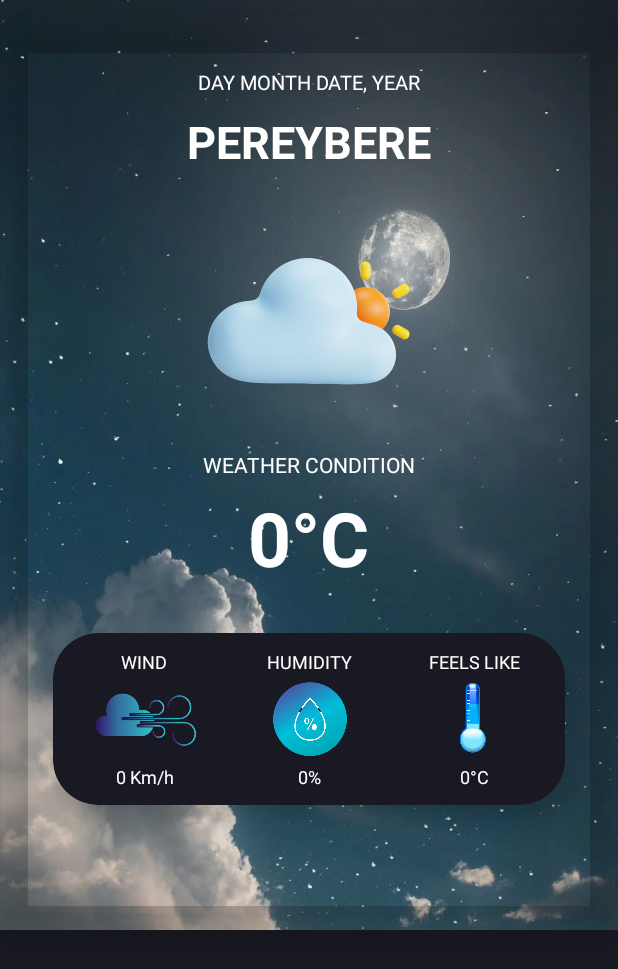
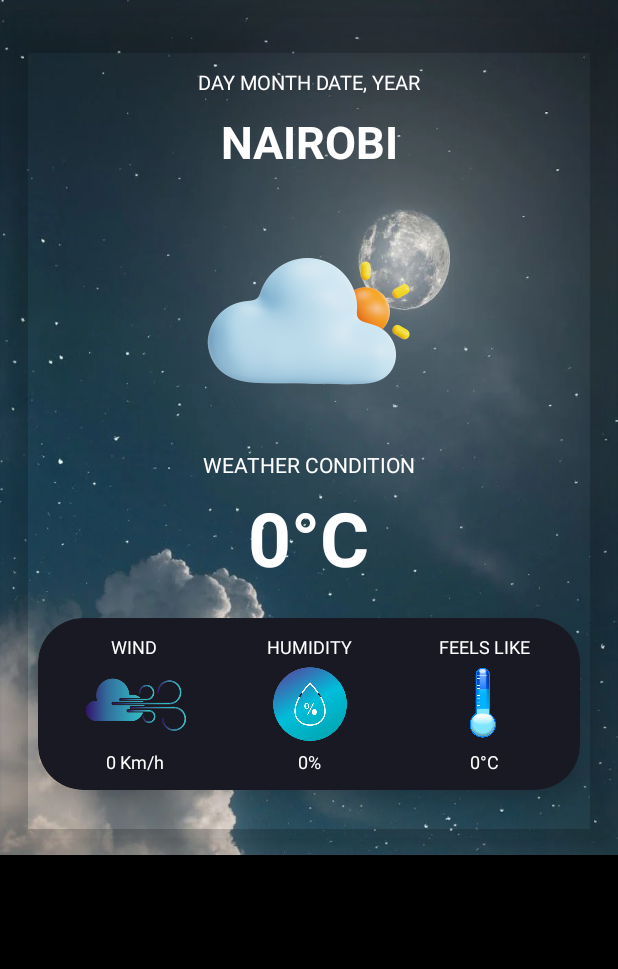
Before and after one commit to githiomi/Global_Weather, an Android app: the screen it shows after launch (MainActivity), on a phone screen of 412 x 824 dp. Shown: the top 969 px of the screen. Run offline under Robolectric (Android 15) with nearby library versions, the phone set to English and light mode, and no system bars; our stand-ins replace Picasso, Volley; network calls fail; pictures from the network do not load.

```diff
--- a/app/src/main/java/githiomi/dhosiolux/globalweather/MainActivity.java
+++ b/app/src/main/java/githiomi/dhosiolux/globalweather/MainActivity.java
@@ -102,7 +102,7 @@ public class MainActivity extends AppCompatActivity {
 //        cityName = getCityName(currentLocation.getLongitude(), currentLocation.getLatitude());
 
         // Use the city name to get weather information
-        getWeatherData("Pereybere");
+        getWeatherData("Nairobi");
 
     }
 
@@ -174,13 +174,9 @@ public class MainActivity extends AppCompatActivity {
         // Request Queue
         RequestQueue queue = Volley.newRequestQueue(MainActivity.this);
 
-        Log.d(TAG, "getWeatherData: URL " + APIUrl);
-
         JsonObjectRequest jsonRequest = new JsonObjectRequest(Request.Method.GET, APIUrl, null, response -> {
 
             Toast.makeText(MainActivity.this, "Fetched data", Toast.LENGTH_SHORT).show();
-            Log.d(TAG, "getWeatherData: DATA --- " + response.toString());
-            Log.d(TAG, "getWeatherData: URL " + APIUrl);
 
             // Clear arraylist of previous data
             forecastItemList = new ArrayList<>();
@@ -200,7 +196,7 @@ public class MainActivity extends AppCompatActivity {
                 // Load background image based on day/night
                 int isDay = response.getJSONObject("current").getInt("is_day");
 
-                if (isDay == 0) {
+                if (isDay == 1) {
                     relativeLayout.setBackgroundResource(R.drawable.day_sky);
                 } else {
                     relativeLayout.setBackgroundResource(R.drawable.night_sky);
@@ -222,28 +218,20 @@ public class MainActivity extends AppCompatActivity {
                 Picasso.get().load(fullIconUrl).into(weatherImage);
 
                 // Get Forecast Data
-                for (int i = 0; i < 6; i++) {
+                for (int i = 0; i < 5; i++) {
 
-                    String day = "Day " + (i + 1);
+                    String day = Integer.toString(i + 1);
 
                     JSONArray forecastDay = response.getJSONObject("forecast").getJSONArray("forecastday");
                     String forecastIconUrl = forecastDay.getJSONObject(i).getJSONObject("day").getJSONObject("condition").getString("icon");
                     String forecastTemp = Integer.toString(forecastDay.getJSONObject(i).getJSONObject("day").getInt("avgtemp_c")) + "°C";
 
-                    Log.d(TAG, "getWeatherData: " + day + " " + forecastIconUrl + " " + forecastTemp);
                     // Create new forecast items
                     forecastItemList.add(new ForecastItem(day, forecastIconUrl, forecastTemp));
                 }
 
-                Log.d(TAG, "getWeatherData: Forecast List Items " + forecastItemList);
-
-                // Init the adapter
-                ForecastAdapter adapter = new ForecastAdapter(forecastItemList, MainActivity.this);
-
-                // Recycler view
-                forecastRecycler.setAdapter(adapter);
-                forecastRecycler.setLayoutManager(new GridLayoutManager(MainActivity.this, 5, GridLayoutManager.HORIZONTAL, false));
-                forecastRecycler.setHasFixedSize(true);
+                // Set up adapter
+                setUpAdapter();
 
             } catch (JSONException e) {
                 e.printStackTrace();
@@ -251,8 +239,7 @@ public class MainActivity extends AppCompatActivity {
 
         }, error -> {
 
-            Toast.makeText(MainActivity.this, "Could not fetch data", Toast.LENGTH_SHORT).show();
-            Log.d(TAG, "getWeatherData: URL " + APIUrl);
+            Toast.makeText(MainActivity.this, "Could not fetch data. Check your internet connection", Toast.LENGTH_SHORT).show();
 
         });
 
@@ -289,18 +276,16 @@ public class MainActivity extends AppCompatActivity {
     }
 
     /**
-     * To set up the adapter to the recycler view
-     *
-     * @param recyclerView  the recycler view to be used
-     * @param forecastItems the list of items to be passed to the adapter
-     * @param context       the context to init the adapter
+     * To set up the recycler view adapter
      */
-    private static void setUpAdapter(RecyclerView recyclerView, List<ForecastItem> forecastItems, Context context) {
+    public void setUpAdapter(){
+        // Init the adapter
+        ForecastAdapter adapter = new ForecastAdapter(forecastItemList, MainActivity.this);
 
-
-
-
-
+        // Recycler view
+        forecastRecycler.setAdapter(adapter);
+        forecastRecycler.setLayoutManager(new GridLayoutManager(MainActivity.this, 5, GridLayoutManager.VERTICAL, false));
+        forecastRecycler.setHasFixedSize(true);
     }
 
 }
--- a/app/src/main/res/layout/activity_main.xml
+++ b/app/src/main/res/layout/activity_main.xml
@@ -12,7 +12,7 @@
     <androidx.cardview.widget.CardView
         android:id="@+id/mainCardView"
         android:layout_width="match_parent"
-        android:layout_height="600dp"
+        android:layout_height="550dp"
         android:layout_marginTop="10dp"
         app:cardBackgroundColor="@color/transparent"
         app:cardCornerRadius="15dp"
@@ -89,7 +89,7 @@
                 android:layout_width="match_parent"
                 android:layout_height="wrap_content"
                 android:layout_below="@id/TV_mainTemperature"
-                android:layout_margin="30dp"
+                android:layout_margin="20dp"
                 app:cardBackgroundColor="@color/raisin_black"
                 app:cardCornerRadius="30dp"
                 app:cardElevation="10dp">
@@ -236,7 +236,7 @@
         android:layout_height="match_parent"
         android:layout_below="@id/mainCardView"
         android:layout_marginTop="10dp"
-        android:background="@color/raisin_black"
+        android:background="@color/black"
         android:padding="10dp">
 
         <!-- Forecasting goes here -->
--- a/app/src/main/res/layout/forecast_item.xml
+++ b/app/src/main/res/layout/forecast_item.xml
@@ -3,7 +3,7 @@
     android:layout_width="match_parent"
     android:layout_height="wrap_content"
     android:layout_margin="3dp"
-    android:background="@color/black"
+    android:background="@color/raisin_black"
     android:padding="3dp">
 
     <TextView
```
